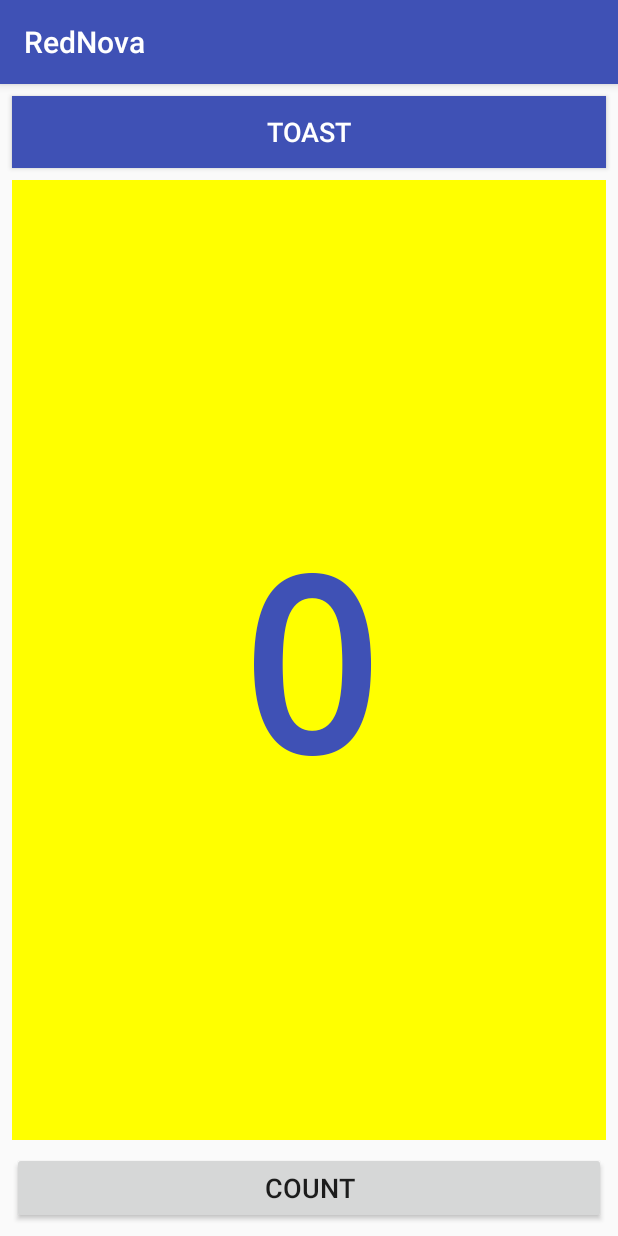
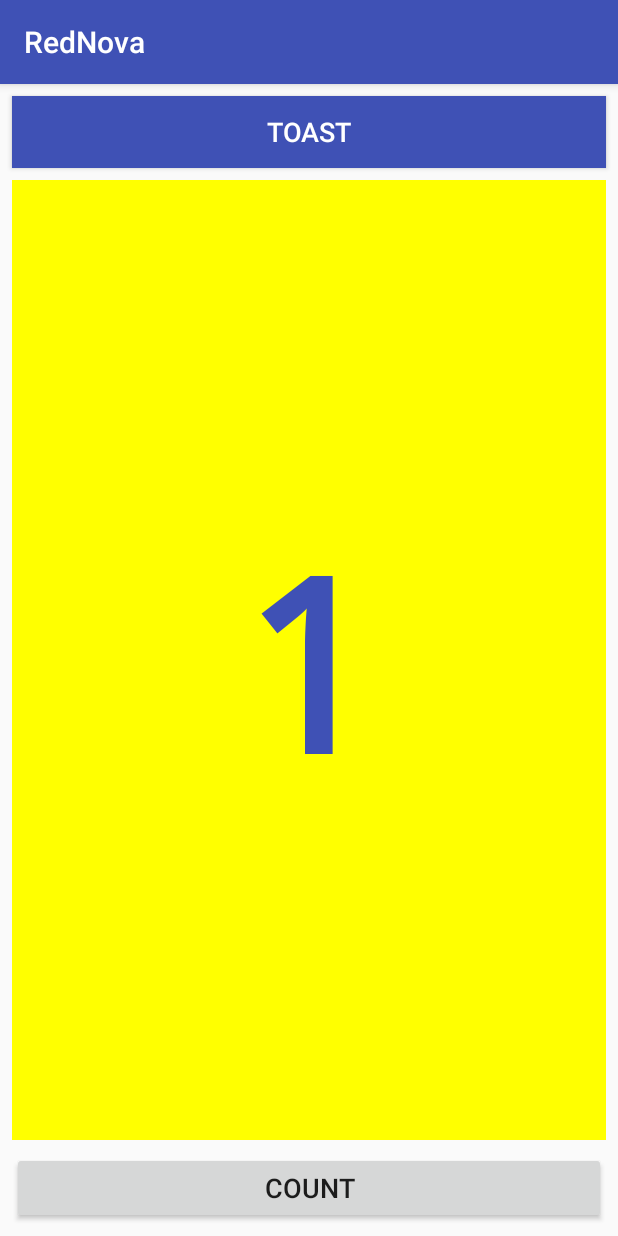
Before and after one commit to Saransh-Sharma/RedNova, an Android app: the screen it shows after launch (MainActivity), after a tap on "COUNT", on a phone screen of 412 x 824 dp. Run offline under Robolectric (Android 15) with nearby library versions, the phone set to English and light mode, and no system bars.

Commit message:
add clear counter capability

```diff
--- a/app/src/main/java/saransh1337/rednova/MainActivity.java
+++ b/app/src/main/java/saransh1337/rednova/MainActivity.java
@@ -4,23 +4,38 @@ import android.support.v7.app.AppCompatActivity;
 import android.os.Bundle;
 import android.util.Log;
 import android.view.View;
+import android.widget.TextView;
 import android.widget.Toast;
 
 public class MainActivity extends AppCompatActivity {
+
+    private int mCount=0;
+    private TextView mShowCount;
 
     @Override
     protected void onCreate(Bundle savedInstanceState) {
         super.onCreate(savedInstanceState);
         Log.d("MainActivity", "Red nova here !");
         setContentView(R.layout.activity_main);
+        mShowCount = (TextView) findViewById(R.id.show_count);
+
     }
 
     public void showToast(View view) {
         Toast toast = Toast.makeText(this,R.string.toast_message,Toast.LENGTH_SHORT);
+        mCount=0;
+        if(mShowCount!=null) {
+            mShowCount.setText(Integer.toString(mCount));
+        }
         toast.show();
     }
 
     public void countUp(View view) {
 
+
+        mCount++;
+        if(mShowCount!=null) {
+            mShowCount.setText(Integer.toString(mCount));
+        }
     }
 }
--- a/app/src/main/res/values/strings.xml
+++ b/app/src/main/res/values/strings.xml
@@ -3,5 +3,5 @@
     <string name="button_label_toast">Toast</string>
     <string name="button_label_count">Count</string>
     <string name="count_initial_value">0</string>
-    <string name="toast_message">Hello Toast !</string>
+    <string name="toast_message">Counter cleared !</string>
 </resources>
```
